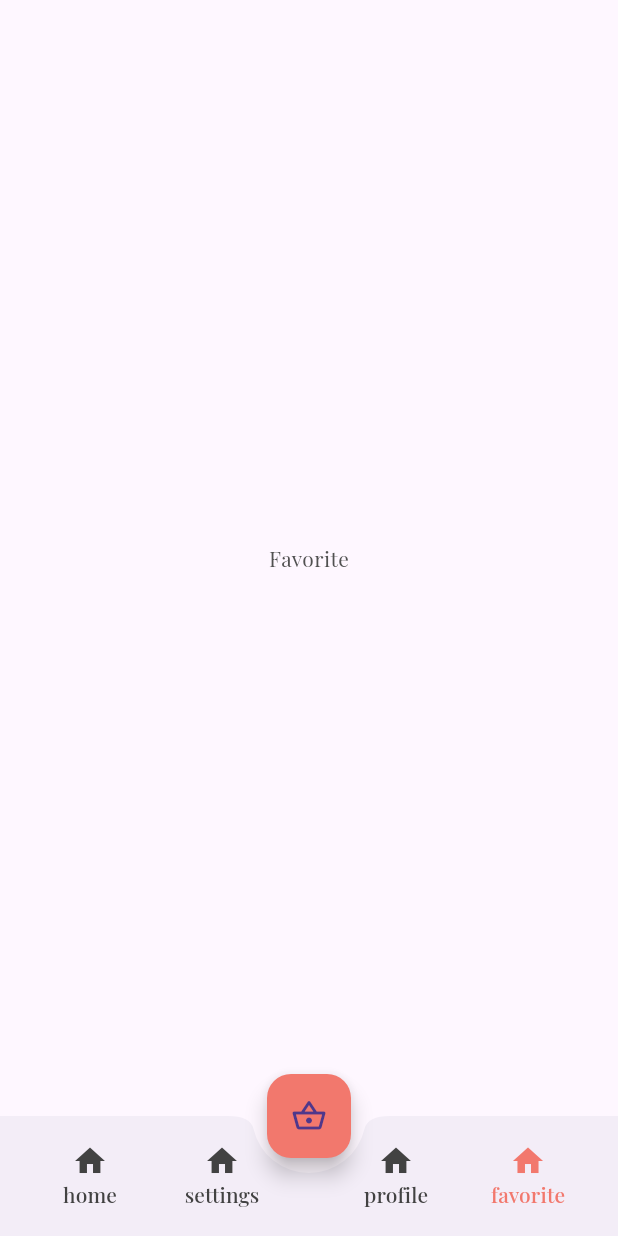
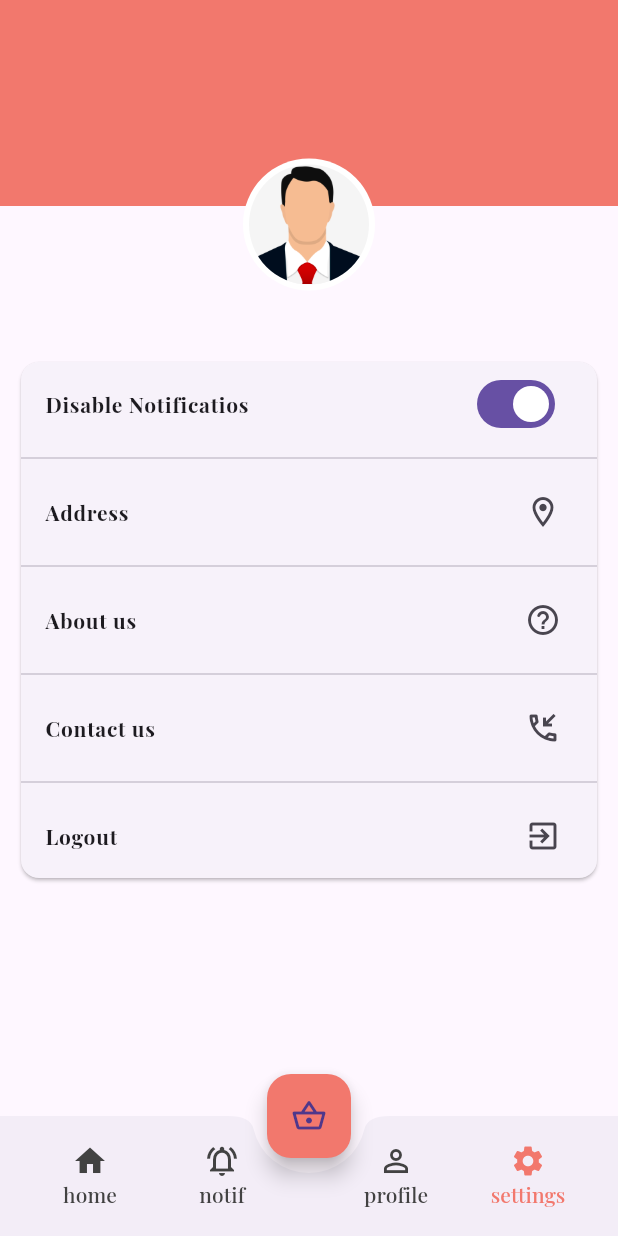
Before and after one commit to Assil28/K_mandi-, a Flutter app: the HomeScreen screen opened by its route, item 4 of the bottom bar chosen, on a phone screen of 412 x 824 dp. Run offline on Flutter 3.47's test engine with Material 3 defaults, Android fonts, the phone set to English and light mode, and no system bars; our stand-ins replace cached_network_image, dartz, firebase_core, firebase_messaging, flutter_otp_text_field, flutter_svg and 3 more; accounts and stored records are empty; project files that could hold a hidden picture were left out.

Commit message:
Settings Screen

```diff
--- a/lib/controller/auth/login_controller.dart
+++ b/lib/controller/auth/login_controller.dart
@@ -1,4 +1,3 @@
-import 'package:firebase_core/firebase_core.dart';
 import 'package:firebase_messaging/firebase_messaging.dart';
 import 'package:flutter/material.dart';
 import 'package:get/get.dart';
@@ -7,7 +6,6 @@ import 'package:k_mandi/core/constant/routes.dart';
 import 'package:k_mandi/core/functions/handlingdatacontroller.dart';
 import 'package:k_mandi/core/services/services.dart';
 import 'package:k_mandi/data/datasource/remote/auth/login.dart';
-import 'package:k_mandi/view/screen/auth/login.dart';
 
 abstract class LoginController extends GetxController {
   login();
--- a/lib/controller/homescreen_controller.dart
+++ b/lib/controller/homescreen_controller.dart
@@ -1,25 +1,23 @@
 import 'package:flutter/material.dart';
 import 'package:get/get.dart';
 import 'package:k_mandi/view/screen/home.dart';
+import 'package:k_mandi/view/screen/settings.dart';
 
-abstract class HomeScreenController extends GetxController{
-
+abstract class HomeScreenController extends GetxController {
   // pour se deplacer entre les page (currentpage num l page l nahna fiha)
   changePage(int currentpage);
-
 }
 
-
-class HomeScreenControllerImp extends HomeScreenController{
+class HomeScreenControllerImp extends HomeScreenController {
   int currentpage = 0;
 
   //asemi les pages l ch naviger binethom
-    List  titlebottomappbar = [
-      "home" ,
-      "settings" ,
-      "profile" ,
-      "favorite"
-    ] ;
+  List bottomappbar = [
+    {"title": "home", 'icon': Icons.home},
+    {"title": "notif", 'icon': Icons.notifications_active_outlined},
+    {"title": "profile", 'icon': Icons.person_outline_outlined},
+    {"title": "settings", 'icon': Icons.settings},
+  ];
 
   // les pages l bch naviger binethom fl homeScreen
  List<Widget> listPage = [
@@ -32,10 +30,7 @@ class HomeScreenControllerImp extends HomeScreenController{
       mainAxisAlignment: MainAxisAlignment.center,
       children: [Center(child: Text("Profile"))],
     ),
-      Column(
-        mainAxisAlignment: MainAxisAlignment.center,
-        children: [Center(child: Text("Favorite"))],
-      )
+    const SettingsScreen()
   ];
 
   @override
@@ -43,6 +38,4 @@ class HomeScreenControllerImp extends HomeScreenController{
     currentpage = i;
     update();
   }
-
-
 }
--- a/lib/controller/myfavorite_controller.dart
+++ b/lib/controller/myfavorite_controller.dart
@@ -1,4 +1,3 @@
-import 'package:flutter/material.dart';
 import 'package:get/get.dart';
 import 'package:k_mandi/core/class/statusrequest.dart';
 import 'package:k_mandi/core/functions/handlingdatacontroller.dart';
--- /dev/null
+++ b/lib/controller/settings_controller.dart
@@ -0,0 +1,19 @@
+import 'package:get/get.dart';
+import 'package:k_mandi/core/constant/routes.dart';
+import 'package:k_mandi/core/services/services.dart';
+
+abstract class SettingsController extends GetxController{
+    logout();
+}
+
+class SettingsControllerImp extends SettingsController{
+
+MyServices myServices = Get.find();
+
+  @override
+  logout() {
+    myServices.sharedPreferences.clear();
+    Get.offAllNamed(AppRoutes.login);
+  }
+
+}
--- a/lib/core/constant/imageassets.dart
+++ b/lib/core/constant/imageassets.dart
@@ -14,4 +14,6 @@ class AppImageAsset {
   static const String offline = "$rootLottie/offline.json";
   static const String noData = "$rootLottie/nodata.json";
   static const String server = "$rootLottie/server.json";
+
+  static const String avatar = "$rootImages/avatar.png" ;
 }
--- a/lib/routes.dart
+++ b/lib/routes.dart
@@ -22,7 +22,7 @@ List<GetPage<dynamic>>? routes = [
   // GetPage(
   //     name: "/", page: () => const Language(), middlewares: [MyMiddleWare()]),
    GetPage(
-      name: "/", page: () => const Login(),),
+      name: "/", page: () => const HomeScreen(),),
 
 //Auth
   GetPage(name: AppRoutes.login, page: () => const Login()),
--- a/lib/view/screen/home.dart
+++ b/lib/view/screen/home.dart
@@ -23,10 +23,10 @@ class HomePage extends StatelessWidget {
                     padding: const EdgeInsets.symmetric(horizontal: 15),
                     child: ListView(
                       children: [
-                        //1ér partie customAppBar ( recherche l fouganeya )
+                        //1ér partie customAppBar ( recherche l fouganeya w les boutton l bejnabha )
                         CustomAppBar(
                           title: "61".tr,
-                          onPressedIcon: () {},
+                          //onPressedIcon: () {},
                           onPressedSearch: () {},
                           onPressedIconFavorite: (){
                             Get.toNamed(AppRoutes.myfavorite);
--- a/lib/view/screen/items.dart
+++ b/lib/view/screen/items.dart
@@ -23,7 +23,7 @@ class Items extends StatelessWidget {
           //1ér partie customAppBar ( recherche l fouganeya )
           CustomAppBar(
             title: "Find Product",
-            onPressedIcon: () {},
+           // onPressedIcon: () {},
             onPressedSearch: () {},
             onPressedIconFavorite: () {},
           ),
--- a/lib/view/screen/myfavorite.dart
+++ b/lib/view/screen/myfavorite.dart
@@ -19,7 +19,7 @@ class MyFavorite extends StatelessWidget {
             builder: ((controller) => ListView(children: [
                   CustomAppBar(
                     title: "61".tr,
-                    onPressedIcon: () {},
+                   // onPressedIcon: () {},
                     onPressedSearch: () {},
                     onPressedIconFavorite: () {
                       Get.toNamed(AppRoutes.myfavorite);
--- /dev/null
+++ b/lib/view/screen/settings.dart
@@ -0,0 +1,86 @@
+import 'package:flutter/material.dart';
+import 'package:get/get.dart';
+import 'package:k_mandi/controller/settings_controller.dart';
+import 'package:k_mandi/core/constant/color.dart';
+import 'package:k_mandi/core/constant/imageassets.dart';
+
+class SettingsScreen extends StatelessWidget {
+  const SettingsScreen({super.key});
+
+  @override
+  Widget build(BuildContext context) {
+    SettingsControllerImp controller = Get.put(SettingsControllerImp());
+
+    return Container(
+      child: ListView(
+        children: [
+          Stack(
+            // l clip bch me tetna7ach k npositioniha
+            clipBehavior: Clip.none,
+            alignment: Alignment.center,
+            children: [
+              Container(height: Get.width / 3, color: AppColor.primaryColor),
+              Positioned(
+                top: Get.width / 3.9,
+                child: Container(
+                  padding: const EdgeInsets.all(4),
+                  decoration: BoxDecoration(
+                      color: Colors.white,
+                      borderRadius: BorderRadius.circular(100)),
+                  child: CircleAvatar(
+                    radius: 40,
+                    backgroundColor: Colors.grey[100],
+                    backgroundImage: const AssetImage(AppImageAsset.avatar),
+                  ),
+                ),
+              ),
+            ],
+          ),
+          const SizedBox(
+            height: 100,
+          ),
+          Container(
+            padding: const EdgeInsets.symmetric(horizontal: 10),
+            child: Card(
+              child: Column(mainAxisSize: MainAxisSize.min, children: [
+                ListTile(
+                  // onTap: () {},
+                  trailing:
+                  // switch to open or close notification
+                  Switch(onChanged: (val) {}, value: true),
+                  title: Text("Disable Notificatios"),
+                ),
+                const Divider(),
+                ListTile(
+                  onTap: () {},
+                  trailing: Icon(Icons.location_on_outlined),
+                  title: Text("Address"),
+                ),
+                const Divider(),
+                ListTile(
+                  onTap: () {},
+                  trailing: Icon(Icons.help_outline_rounded),
+                  title: Text("About us"),
+                ),
+                const Divider(),
+                ListTile(
+                  onTap: () {},
+                  trailing: Icon(Icons.phone_callback_outlined),
+                  title: Text("Contact us"),
+                ),
+                const Divider(),
+                ListTile(
+                  onTap: () {
+                    controller.logout();
+                  },
+                  title: Text("Logout"),
+                  trailing: Icon(Icons.exit_to_app),
+                ),
+              ]),
+            ),
+          )
+        ],
+      ),
+    );
+  }
+}
--- a/lib/view/widget/customappbar.dart
+++ b/lib/view/widget/customappbar.dart
@@ -2,13 +2,13 @@ import 'package:flutter/material.dart';
 
 class CustomAppBar extends StatelessWidget {
   final String title;
-  final void Function()? onPressedIcon;
+ // final void Function()? onPressedIcon;
   final void Function()? onPressedSearch;
   final void Function()? onPressedIconFavorite;
   const CustomAppBar(
       {super.key,
       required this.title,
-      this.onPressedIcon,
+      //this.onPressedIcon,
       this.onPressedSearch,
       required this.onPressedIconFavorite});
 
@@ -34,23 +34,23 @@ class CustomAppBar extends StatelessWidget {
           )),
 
           // for alert icon
-          const SizedBox(
-            width: 10,
-          ),
-          Container(
-            decoration: BoxDecoration(
-                color: Colors.grey[200],
-                borderRadius: BorderRadius.circular(20)),
-            width: 60,
-            padding: const EdgeInsets.symmetric(vertical: 8),
-            child: IconButton(
-                onPressed: onPressedIcon,
-                icon: const Icon(
-                  size: 30,
-                  color: Colors.grey,
-                  Icons.notifications_active_outlined,
-                )),
-          ),
+          // const SizedBox(
+          //   width: 10,
+          // ),
+          // Container(
+          //   decoration: BoxDecoration(
+          //       color: Colors.grey[200],
+          //       borderRadius: BorderRadius.circular(20)),
+          //   width: 60,
+          //   padding: const EdgeInsets.symmetric(vertical: 8),
+          //   child: IconButton(
+          //       onPressed: onPressedIcon,
+          //       icon: const Icon(
+          //         size: 30,
+          //         color: Colors.grey,
+          //         Icons.notifications_active_outlined,
+          //       )),
+          // ),
 
           // for favorite icon
           const SizedBox(
--- a/lib/view/widget/home/custombottomappbarhome.dart
+++ b/lib/view/widget/home/custombottomappbarhome.dart
@@ -22,8 +22,8 @@ class CustomBottomAppBarHome extends StatelessWidget {
                   return index == 2  // bch ngolo ken l index ==2 ya3meli spacer bch tjini heki nocht
                       ? const Spacer()
                       : CustomButtonAppBar(
-                      textbutton: controller.titlebottomappbar[i],
-                      icondata: Icons.home,
+                      textbutton: controller.bottomappbar[i]['title'],
+                      icondata: controller.bottomappbar[i]['icon'],
                       onPressed: () {
                         controller.changePage(i);
                       },
```
Lines whose indentation alone changed are shown as unchanged.
